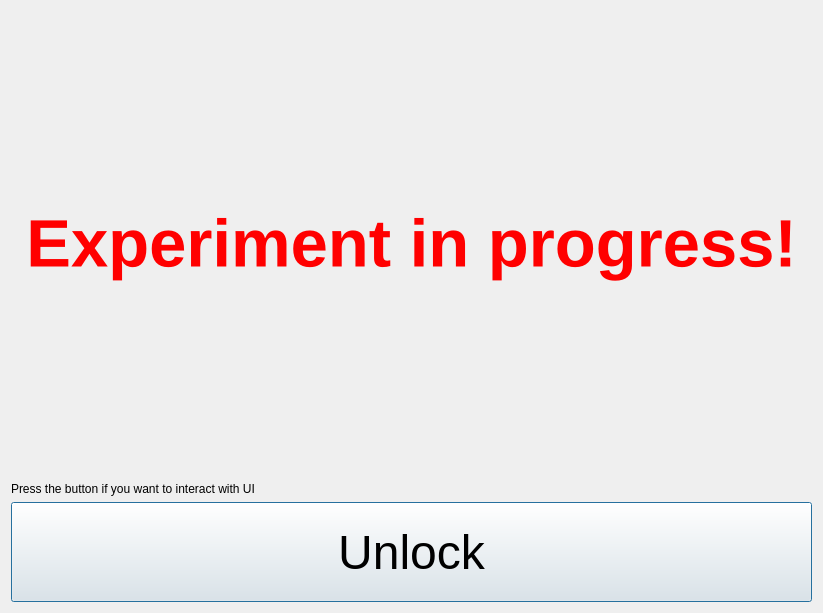
First picture: the form in PyFANS/UI/UI_LockScreen.ui, repository zigorrom/PyFANS, before the edit.
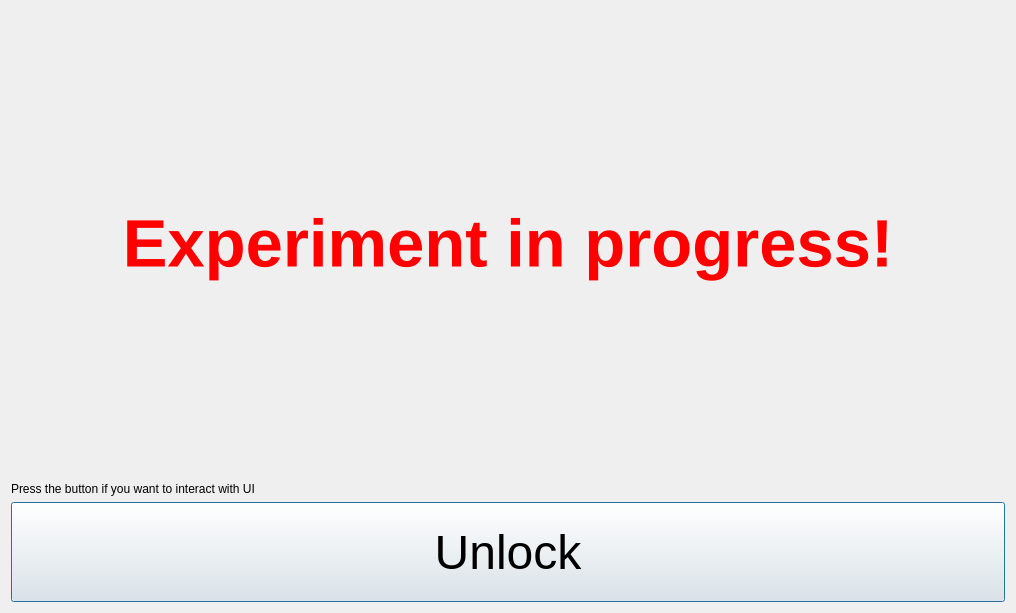
Second picture: the form after the edit. Icons and pictures are not drawn.

What changed in the file:
```diff
--- a/PyFANS/UI/UI_LockScreen.ui
+++ b/PyFANS/UI/UI_LockScreen.ui
@@ -6,7 +6,7 @@
    <rect>
     <x>0</x>
     <y>0</y>
-    <width>823</width>
+    <width>1016</width>
     <height>613</height>
    </rect>
   </property>
```
Left out of the diff: 4 changed lines with no effect on the pictures.
